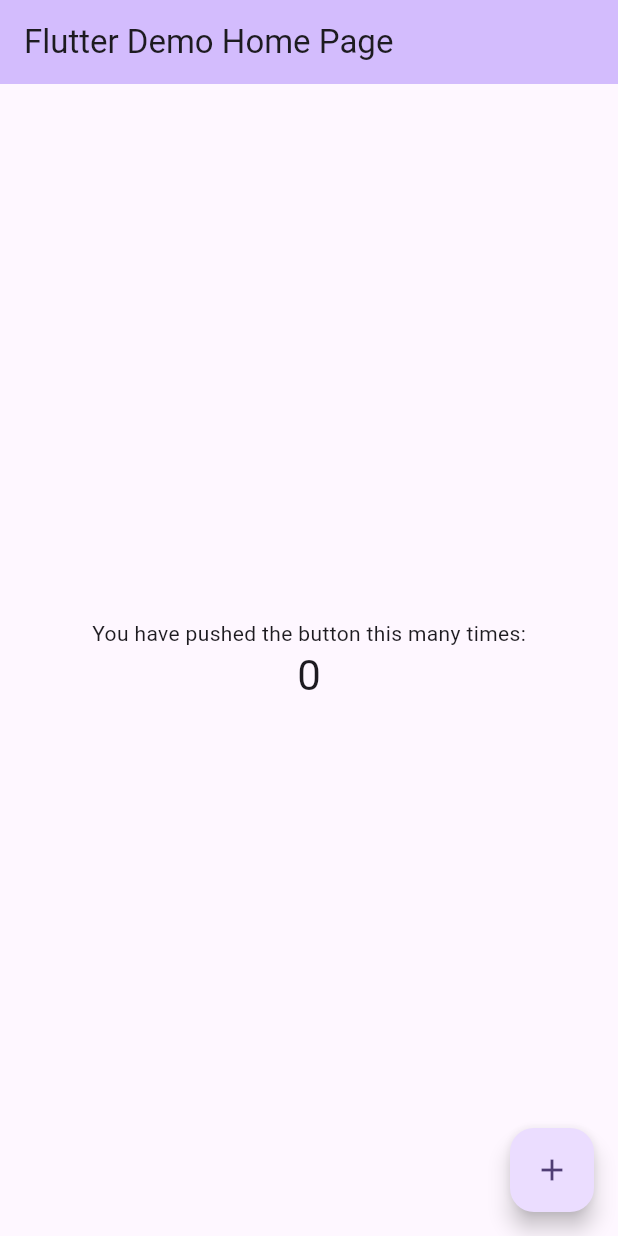
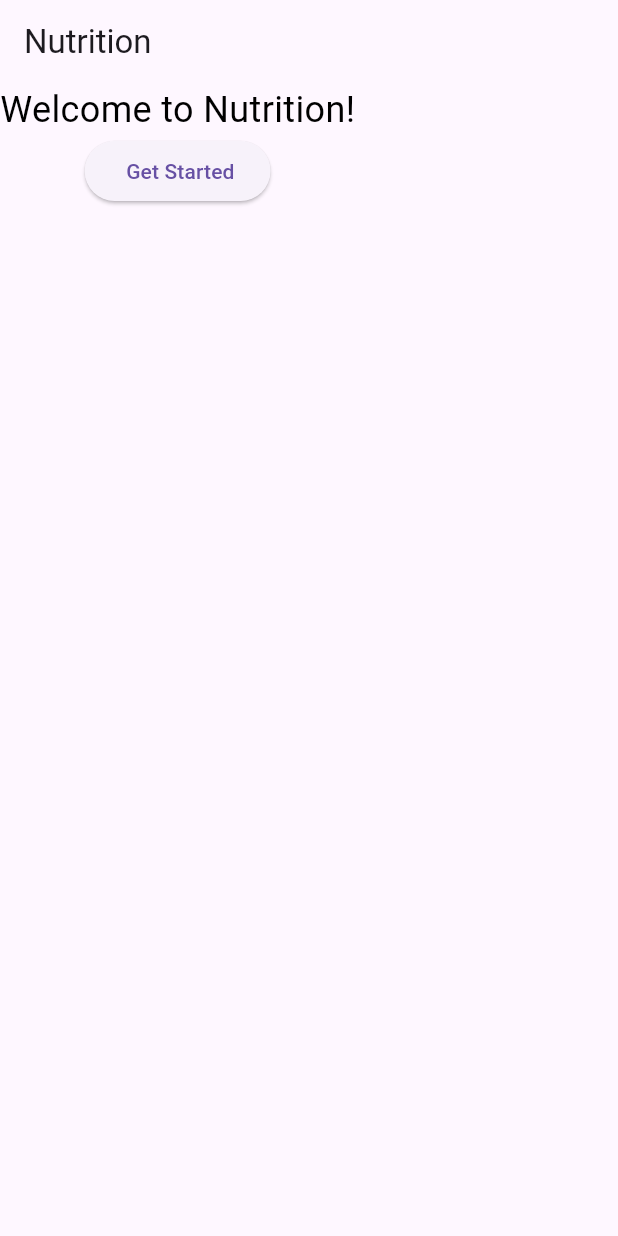
Before and after one commit to ItsMikeyy/fitness_app, a Flutter app: the screen it shows after launch, on a phone screen of 412 x 824 dp. Run offline on Flutter 3.47's test engine with Material 3 defaults, Android fonts, the phone set to English and light mode, and no system bars; our stand-ins replace firebase_auth, firebase_core; accounts and stored records are empty.

```diff
--- a/lib/main.dart
+++ b/lib/main.dart
@@ -1,7 +1,11 @@
 import 'package:flutter/material.dart';
+import 'package:nutrition/screens/start_screen.dart';
+import 'package:nutrition/services/firebase_options.dart';
+import 'package:firebase_core/firebase_core.dart';
 
-void main() {
+void main() async {
   runApp(const MyApp());
+  await Firebase.initializeApp(options: DefaultFirebaseOptions.currentPlatform);
 }
 
 class MyApp extends StatelessWidget {
@@ -10,113 +14,6 @@ class MyApp extends StatelessWidget {
   // This widget is the root of your application.
   @override
   Widget build(BuildContext context) {
-    return MaterialApp(
-      title: 'Flutter Demo',
-      theme: ThemeData(
-        // This is the theme of your application.
-        //
-        // TRY THIS: Try running your application with "flutter run". You'll see
-        // the application has a purple toolbar. Then, without quitting the app,
-        // try changing the seedColor in the colorScheme below to Colors.green
-        // and then invoke "hot reload" (save your changes or press the "hot
-        // reload" button in a Flutter-supported IDE, or press "r" if you used
-        // the command line to start the app).
-        //
-        // Notice that the counter didn't reset back to zero; the application
-        // state is not lost during the reload. To reset the state, use hot
-        // restart instead.
-        //
-        // This works for code too, not just values: Most code changes can be
-        // tested with just a hot reload.
-        colorScheme: ColorScheme.fromSeed(seedColor: Colors.deepPurple),
-      ),
-      home: const MyHomePage(title: 'Flutter Demo Home Page'),
-    );
+    return MaterialApp(title: 'Flutter Demo', home: StartScreen());
   }
 }
-
-class MyHomePage extends StatefulWidget {
-  const MyHomePage({super.key, required this.title});
-
-  // This widget is the home page of your application. It is stateful, meaning
-  // that it has a State object (defined below) that contains fields that affect
-  // how it looks.
-
-  // This class is the configuration for the state. It holds the values (in this
-  // case the title) provided by the parent (in this case the App widget) and
-  // used by the build method of the State. Fields in a Widget subclass are
-  // always marked "final".
-
-  final String title;
-
-  @override
-  State<MyHomePage> createState() => _MyHomePageState();
-}
-
-class _MyHomePageState extends State<MyHomePage> {
-  int _counter = 0;
-
-  void _incrementCounter() {
-    setState(() {
-      // This call to setState tells the Flutter framework that something has
-      // changed in this State, which causes it to rerun the build method below
-      // so that the display can reflect the updated values. If we changed
-      // _counter without calling setState(), then the build method would not be
-      // called again, and so nothing would appear to happen.
-      _counter++;
-    });
-  }
-
-  @override
-  Widget build(BuildContext context) {
-    // This method is rerun every time setState is called, for instance as done
-    // by the _incrementCounter method above.
-    //
-    // The Flutter framework has been optimized to make rerunning build methods
-    // fast, so that you can just rebuild anything that needs updating rather
-    // than having to individually change instances of widgets.
-    return Scaffold(
-      appBar: AppBar(
-        // TRY THIS: Try changing the color here to a specific color (to
-        // Colors.amber, perhaps?) and trigger a hot reload to see the AppBar
-        // change color while the other colors stay the same.
-        backgroundColor: Theme.of(context).colorScheme.inversePrimary,
-        // Here we take the value from the MyHomePage object that was created by
-        // the App.build method, and use it to set our appbar title.
-        title: Text(widget.title),
-      ),
-      body: Center(
-        // Center is a layout widget. It takes a single child and positions it
-        // in the middle of the parent.
-        child: Column(
-          // Column is also a layout widget. It takes a list of children and
-          // arranges them vertically. By default, it sizes itself to fit its
-          // children horizontally, and tries to be as tall as its parent.
-          //
-          // Column has various properties to control how it sizes itself and
-          // how it positions its children. Here we use mainAxisAlignment to
-          // center the children vertically; the main axis here is the vertical
-          // axis because Columns are vertical (the cross axis would be
-          // horizontal).
-          //
-          // TRY THIS: Invoke "debug painting" (choose the "Toggle Debug Paint"
-          // action in the IDE, or press "p" in the console), to see the
-          // wireframe for each widget.
-          mainAxisAlignment: MainAxisAlignment.center,
-          children: <Widget>[
-            const Text('You have pushed the button this many times:'),
-            Text(
-              '$_counter',
-              style: Theme.of(context).textTheme.headlineMedium,
-            ),
-          ],
-        ),
-      ),
-      floatingActionButton: FloatingActionButton(
-        onPressed: _incrementCounter,
-        tooltip: 'Increment',
-        child: const Icon(Icons.add),
-      ), // This trailing comma makes auto-formatting nicer for build methods.
-    );
-  }
-}
--- /dev/null
+++ b/lib/screens/start_screen.dart
@@ -0,0 +1,34 @@
+import 'package:flutter/material.dart';
+import 'package:nutrition/screens/auth/auth_screen.dart';
+
+class StartScreen extends StatelessWidget {
+  const StartScreen({super.key});
+
+  @override
+  Widget build(BuildContext context) {
+    return Scaffold(
+      appBar: AppBar(title: Text("Nutrition")),
+      body: Column(
+        children: [
+          Text(
+            "Welcome to Nutrition!",
+            style: TextStyle(color: Colors.black, fontSize: 24),
+          ),
+          ElevatedButton(
+            onPressed: () {
+              _navigateToAuthScreen(context);
+            },
+            child: Text(" Get Started"),
+          ),
+        ],
+      ),
+    );
+  }
+}
+
+void _navigateToAuthScreen(BuildContext context) {
+  Navigator.push(
+    context,
+    MaterialPageRoute(builder: (context) => AuthScreen()),
+  );
+}
--- /dev/null
+++ b/lib/services/firebase_auth.dart
@@ -0,0 +1,5 @@
+import 'package:firebase_auth/firebase_auth.dart';
+
+class AuthService {
+  final FirebaseAuth _auth = FirebaseAuth.instance;
+}
--- a/pubspec.yaml
+++ b/pubspec.yaml
@@ -34,6 +34,8 @@ dependencies:
   # The following adds the Cupertino Icons font to your application.
   # Use with the CupertinoIcons class for iOS style icons.
   cupertino_icons: ^1.0.8
+  firebase_core: ^3.6.0
+  firebase_auth: ^5.3.1
 
 dev_dependencies:
   flutter_test:
```
Also changed, not shown: lib/screens/auth/auth_screen.dart (added, +12 -0 lines), firebase.json (added), lib/services/firebase_options.dart (added), pubspec.lock, 7 other files.
